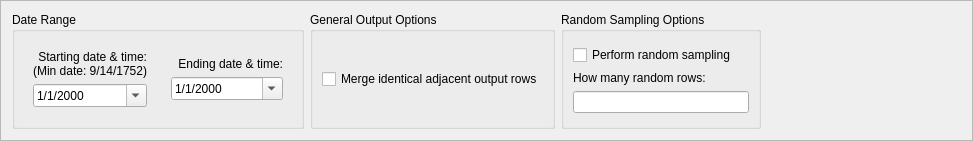
First picture: the form in NewGeneUI/NewGene/Widgets/CreateOutput/SelectVariables/timerangebox.ui, repository daniel347x/newgene, before the edit.
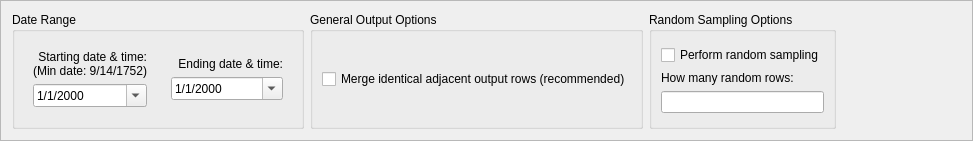
Second picture: the form after the edit. Custom widgets are drawn as their Qt base class.

Commit message: Add "recommended" to "Merge identical output rows" checkbox option text in UI

Diff of the .ui file:
```diff
--- a/NewGeneUI/NewGene/Widgets/CreateOutput/SelectVariables/timerangebox.ui
+++ b/NewGeneUI/NewGene/Widgets/CreateOutput/SelectVariables/timerangebox.ui
@@ -228,7 +228,7 @@
           <item>
            <widget class="QCheckBox" name="mergeIdenticalRows">
             <property name="text">
-             <string>Merge identical adjacent output rows</string>
+             <string>Merge identical adjacent output rows (recommended)</string>
             </property>
            </widget>
           </item>
```
Left out of the diff: 2 changed lines with no effect on the pictures.
